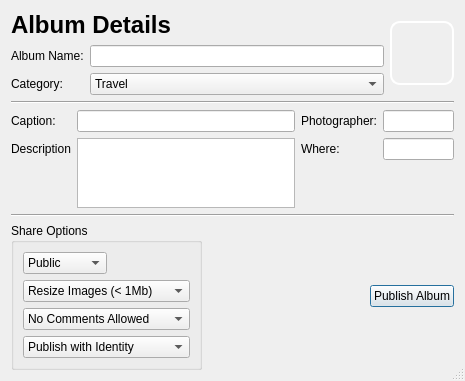
The window that retroshare-gui/src/gui/PhotoShare/AlbumCreateDialog.ui (RetroShare/RetroShare) describes before a commit, drawn with Qt 5.
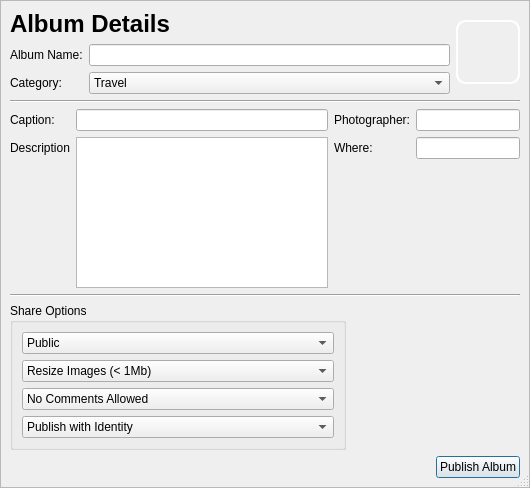
The same window after the commit. Icons and pictures are not drawn.

Commit message: Added some headerFrame's changed some button order

What changed in the file:
```diff
--- a/retroshare-gui/src/gui/PhotoShare/AlbumCreateDialog.ui
+++ b/retroshare-gui/src/gui/PhotoShare/AlbumCreateDialog.ui
@@ -6,8 +6,8 @@
    <rect>
     <x>0</x>
     <y>0</y>
-    <width>465</width>
-    <height>365</height>
+    <width>530</width>
+    <height>488</height>
    </rect>
   </property>
   <property name="windowTitle">
@@ -16,8 +16,33 @@
   <property name="sizeGripEnabled">
    <bool>true</bool>
   </property>
-  <layout class="QVBoxLayout" name="verticalLayout">
-   <item>
+  <layout class="QGridLayout" name="gridLayout_3">
+   <property name="margin">
+    <number>0</number>
+   </property>
+   <property name="spacing">
+    <number>0</number>
+   </property>
+   <item row="0" column="0">
+    <widget class="QFrame" name="headerFrame">
+     <property name="frameShape">
+      <enum>QFrame::StyledPanel</enum>
+     </property>
+     <property name="frameShadow">
+      <enum>QFrame::Raised</enum>
+     </property>
+    </widget>
+   </item>
+   <item row="1" column="0">
+    <widget class="QFrame" name="frame">
+     <property name="frameShape">
+      <enum>QFrame::StyledPanel</enum>
+     </property>
+     <property name="frameShadow">
+      <enum>QFrame::Raised</enum>
+     </property>
+     <layout class="QGridLayout" name="gridLayout_2">
+      <item row="0" column="0" colspan="3">
     <layout class="QHBoxLayout" name="horizontalLayout">
      <item>
       <layout class="QGridLayout" name="gridLayout_7">
@@ -125,14 +150,14 @@
      </item>
     </layout>
    </item>
-   <item>
+      <item row="1" column="0" colspan="3">
     <widget class="Line" name="line">
      <property name="orientation">
       <enum>Qt::Horizontal</enum>
      </property>
     </widget>
    </item>
-   <item>
+      <item row="2" column="0" colspan="3">
     <layout class="QGridLayout" name="gridLayout_6">
      <item row="0" column="0">
       <widget class="QLabel" name="captionLabel">
@@ -176,16 +201,14 @@
      </item>
     </layout>
    </item>
-   <item>
+      <item row="3" column="0" colspan="3">
     <widget class="Line" name="line_2">
      <property name="orientation">
       <enum>Qt::Horizontal</enum>
      </property>
     </widget>
    </item>
-   <item>
-    <layout class="QHBoxLayout" name="horizontalLayout_2">
-     <item>
+      <item row="4" column="0">
       <widget class="QGroupBox" name="groupBox">
        <property name="sizePolicy">
         <sizepolicy hsizetype="Minimum" vsizetype="Preferred">
@@ -217,7 +240,7 @@
           </item>
          </widget>
         </item>
-        <item row="1" column="0" colspan="2">
+         <item row="1" column="0">
          <widget class="QComboBox" name="comboBox_5">
           <property name="sizePolicy">
            <sizepolicy hsizetype="Minimum" vsizetype="Fixed">
@@ -242,7 +265,7 @@
           </item>
          </widget>
         </item>
-        <item row="2" column="0" colspan="2">
+         <item row="2" column="0">
          <widget class="QComboBox" name="comboBox_6">
           <property name="sizePolicy">
            <sizepolicy hsizetype="Minimum" vsizetype="Fixed">
@@ -267,7 +290,7 @@
           </item>
          </widget>
         </item>
-        <item row="3" column="0" colspan="2">
+         <item row="3" column="0">
          <widget class="QComboBox" name="comboBox">
           <property name="sizePolicy">
            <sizepolicy hsizetype="Minimum" vsizetype="Fixed">
@@ -285,20 +308,33 @@
        </layout>
       </widget>
      </item>
-     <item>
-      <spacer name="horizontalSpacer">
+      <item row="4" column="1" colspan="2">
+       <spacer name="horizontalSpacer_2">
        <property name="orientation">
         <enum>Qt::Horizontal</enum>
        </property>
        <property name="sizeHint" stdset="0">
         <size>
-         <width>598</width>
+          <width>168</width>
          <height>20</height>
         </size>
        </property>
       </spacer>
      </item>
-     <item>
+      <item row="5" column="0" colspan="2">
+       <spacer name="horizontalSpacer">
+        <property name="orientation">
+         <enum>Qt::Horizontal</enum>
+        </property>
+        <property name="sizeHint" stdset="0">
+         <size>
+          <width>419</width>
+          <height>18</height>
+         </size>
+        </property>
+       </spacer>
+      </item>
+      <item row="5" column="2">
       <widget class="QPushButton" name="publishButton">
        <property name="text">
         <string>Publish Album</string>
@@ -306,6 +342,7 @@
       </widget>
      </item>
     </layout>
+    </widget>
    </item>
   </layout>
  </widget>
```
Lines whose indentation alone changed are shown as unchanged. The commit also changes 6 other files.
